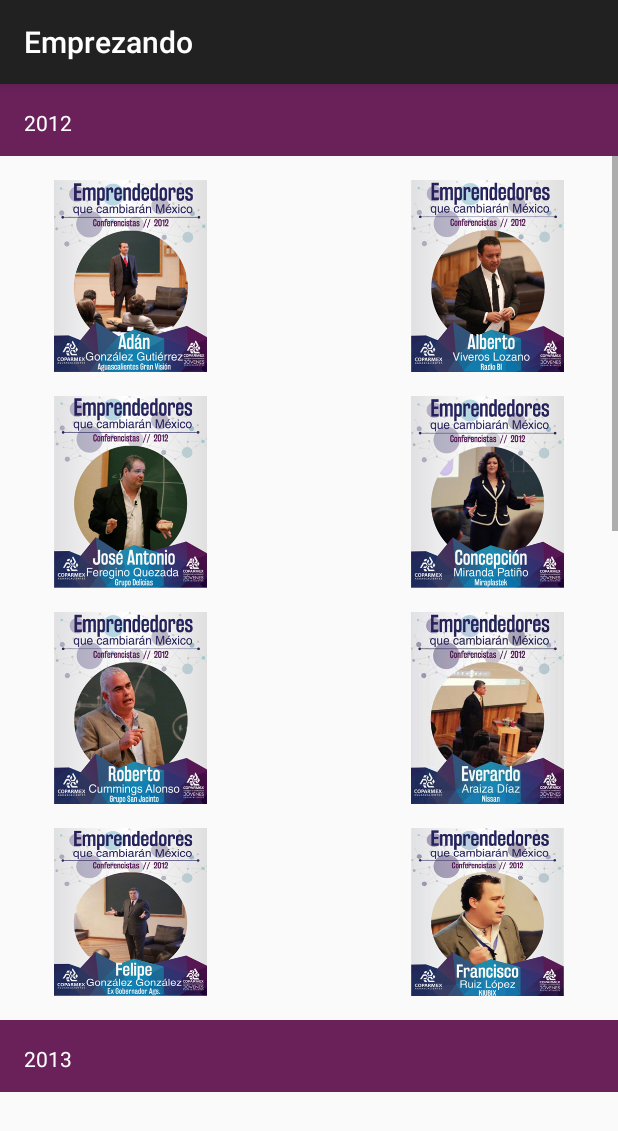
After one commit to CCEO/Emprezando, an Android app: the fragment MemoriesFragment shown on its own in the app's theme, on a phone screen of 412 x 824 dp. The commit adds this screen. Shown: the top 1131 px of the screen. Run offline under Robolectric (Android 15) with nearby library versions, the phone set to English and light mode, and no system bars.

Commit message:
Task 5
Tab 3 fragment design

```diff
--- /dev/null
+++ b/app/src/main/java/mx/com/cceo/emprezando/Fragment/MemoriesFragment.java
@@ -0,0 +1,61 @@
+package mx.com.cceo.emprezando.Fragment;
+
+import android.graphics.Rect;
+import android.os.Bundle;
+import android.support.v4.app.Fragment;
+import android.view.LayoutInflater;
+import android.view.MotionEvent;
+import android.view.View;
+import android.view.ViewGroup;
+import android.view.ViewTreeObserver;
+import android.widget.RelativeLayout;
+import android.widget.ScrollView;
+import android.widget.TextView;
+import android.widget.Toast;
+
+import mx.com.cceo.emprezando.R;
+
+/**
+ * Created by Hugo on 10/5/2015.
+ */
+public class MemoriesFragment extends Fragment {
+
+    private RelativeLayout banner_2013;
+    private RelativeLayout banner_2014;
+    private ScrollView scroll;
+
+    private boolean bannerVisible2013 = false;
+    private boolean afterBannerVisible2013 = false;
+
+    private boolean bannerVisible2014 = false;
+    private boolean afterBannerVisible2014 = false;
+
+    private TextView bannerText;
+
+    @Override
+    public View onCreateView(LayoutInflater inflater, ViewGroup container,
+                             Bundle savedInstanceState) {
+        ViewGroup rootView = (ViewGroup) inflater.inflate(
+                R.layout.fragment_memories, container, false);
+
+        scroll = (ScrollView) rootView.findViewById(R.id.memories_scroll);
+        banner_2013 = (RelativeLayout) rootView.findViewById(R.id.memories_banner_2013);
+        banner_2014 = (RelativeLayout) rootView.findViewById(R.id.memories_banner_2014);
+        bannerText = (TextView) rootView.findViewById(R.id.memories_banner_text);
+
+
+        scroll.getViewTreeObserver().addOnScrollChangedListener(new ViewTreeObserver.OnScrollChangedListener() {
+            @Override
+            public void onScrollChanged() {
+                if(scroll.getScrollY() < 1251)
+                    bannerText.setText("2012");
+                if(scroll.getScrollY() > 1251 && scroll.getScrollY() < 2745)
+                    bannerText.setText("2013");
+                if(scroll.getScrollY() > 2745)
+                    bannerText.setText("2014");
+            }
+        });
+
+        return rootView;
+    }
+}
--- a/app/src/main/java/mx/com/cceo/emprezando/MainActivity.java
+++ b/app/src/main/java/mx/com/cceo/emprezando/MainActivity.java
@@ -12,6 +12,7 @@ import android.view.MenuItem;
 
 import mx.com.cceo.emprezando.Fragment.BlankFragment;
 import mx.com.cceo.emprezando.Fragment.InformationFragment;
+import mx.com.cceo.emprezando.Fragment.MemoriesFragment;
 import mx.com.cceo.emprezando.Fragment.ProgramFragment;
 
 public class MainActivity extends AppCompatActivity {
@@ -78,7 +79,7 @@ public class MainActivity extends AppCompatActivity {
             {
                 case 0: return new InformationFragment();
                 case 1: return new ProgramFragment();
-                case 2: return new BlankFragment();
+                case 2: return new MemoriesFragment();
                 case 3: return new BlankFragment();
                 default: return new BlankFragment();
             }
--- /dev/null
+++ b/app/src/main/res/layout/fragment_memories.xml
@@ -0,0 +1,157 @@
+<?xml version="1.0" encoding="utf-8"?>
+<LinearLayout xmlns:android="http://schemas.android.com/apk/res/android"
+    android:orientation="vertical" android:layout_width="match_parent"
+    android:layout_height="match_parent">
+
+
+    <LinearLayout
+        android:layout_width="match_parent"
+        android:layout_height="match_parent"
+        android:orientation="vertical">
+        <RelativeLayout
+            android:padding="16dip"
+            android:background="#6a215a"
+            android:layout_width="match_parent"
+            android:layout_height="48dip">
+
+            <TextView
+                android:id="@+id/memories_banner_text"
+                android:layout_width="wrap_content"
+                android:layout_height="wrap_content"
+                android:textColor="#FFFFFF"
+                android:text="2012"/>
+
+        </RelativeLayout>
+        <ScrollView
+            android:id="@+id/memories_scroll"
+            android:layout_width="match_parent"
+            android:layout_height="match_parent">
+            <LinearLayout
+                android:layout_width="match_parent"
+                android:layout_height="match_parent"
+                android:orientation="vertical">
+                <RelativeLayout
+                    android:paddingTop="16dip"
+                    android:paddingStart="36dip"
+                    android:paddingEnd="36dip"
+                    android:layout_width="match_parent"
+                    android:layout_height="144dip">
+
+                    <ImageView
+                        android:background="@drawable/memories_2012_1"
+                        android:scaleType="centerCrop"
+                        android:layout_width="102dip"
+                        android:layout_alignParentStart="true"
+                        android:layout_height="128dip"
+                        android:id="@+id/imageView1" />
+                    <ImageView
+                        android:background="@drawable/memories_2012_2"
+                        android:layout_alignParentEnd="true"
+                        android:layout_width="102dip"
+                        android:layout_height="128dip"
+                        android:id="@+id/imageView2" />
+                </RelativeLayout>
+                <RelativeLayout
+                    android:paddingTop="16dip"
+                    android:paddingStart="36dip"
+                    android:paddingEnd="36dip"
+                    android:layout_width="match_parent"
+                    android:layout_height="144dip">
+
+                    <ImageView
+                        android:background="@drawable/memories_2012_3"
+                        android:layout_width="102dip"
+                        android:layout_alignParentStart="true"
+                        android:layout_height="128dip"
+                        android:id="@+id/imageView3" />
+                    <ImageView
+                        android:background="@drawable/memories_2012_4"
+                        android:layout_alignParentEnd="true"
+                        android:layout_width="102dip"
+                        android:layout_height="128dip"
+                        android:id="@+id/imageView4" />
+                </RelativeLayout>
+                <RelativeLayout
+                    android:paddingTop="16dip"
+                    android:paddingStart="36dip"
+                    android:paddingEnd="36dip"
+                    android:layout_width="match_parent"
+                    android:layout_height="144dip">
+
+                    <ImageView
+                        android:background="@drawable/memories_2012_5"
+                        android:layout_width="102dip"
+                        android:layout_alignParentStart="true"
+                        android:layout_height="128dip"
+                        android:id="@+id/imageView5" />
+                    <ImageView
+                        android:background="@drawable/memories_2012_6"
+                        android:layout_alignParentEnd="true"
+                        android:layout_width="102dip"
+                        android:layout_height="128dip"
+                        android:id="@+id/imageView6" />
+                </RelativeLayout>
+                <RelativeLayout
+                    android:paddingTop="16dip"
+                    android:paddingBottom="16dip"
+                    android:paddingStart="36dip"
+                    android:paddingEnd="36dip"
+                    android:layout_width="match_parent"
+                    android:layout_height="144dip">
+
+                    <ImageView
+                        android:background="@drawable/memories_2012_7"
+                        android:layout_width="102dip"
+                        android:layout_alignParentStart="true"
+                        android:layout_height="128dip"
+                        android:id="@+id/imageView7" />
+                    <ImageView
+                        android:background="@drawable/memories_2012_8"
+                        android:layout_alignParentEnd="true"
+                        android:layout_width="102dip"
+                        android:layout_height="128dip"
+                        android:id="@+id/imageView8" />
+                </RelativeLayout>
+                <RelativeLayout
+                    android:id="@+id/memories_banner_2013"
+                    android:padding="16dip"
+                    android:background="#6a215a"
+                    android:layout_width="match_parent"
+                    android:layout_height="48dip">
+
+                    <TextView
+                        android:layout_width="wrap_content"
+                        android:layout_height="wrap_content"
+                        android:textColor="#FFFFFF"
+                        android:text="2013"/>
+
+                </RelativeLayout>
+                <RelativeLayout
+                    android:layout_width="match_parent"
+                    android:layout_height="700dip">
+
+                </RelativeLayout>
+                <RelativeLayout
+                    android:id="@+id/memories_banner_2014"
+                    android:padding="16dip"
+                    android:background="#6a215a"
+                    android:layout_width="match_parent"
+                    android:layout_height="48dip">
+
+                    <TextView
+                        android:layout_width="wrap_content"
+                        android:layout_height="wrap_content"
+                        android:textColor="#FFFFFF"
+                        android:text="2014"/>
+
+                </RelativeLayout>
+                <RelativeLayout
+                    android:layout_width="match_parent"
+                    android:layout_height="700dip">
+
+                </RelativeLayout>
+            </LinearLayout>
+
+        </ScrollView>
+    </LinearLayout>
+</LinearLayout>
```
Also changed, not shown: app/src/main/res/drawable/memories_2012_1.jpg (added), app/src/main/res/drawable/memories_2012_2.jpg (added), app/src/main/res/drawable/memories_2012_3.jpg (added), app/src/main/res/drawable/memories_2012_4.jpg (added), app/src/main/res/drawable/memories_2012_5.jpg (added), app/src/main/res/drawable/memories_2012_6.jpg (added), app/src/main/res/drawable/memories_2012_7.jpg (added), app/src/main/res/drawable/memories_2012_8.jpg (added).
